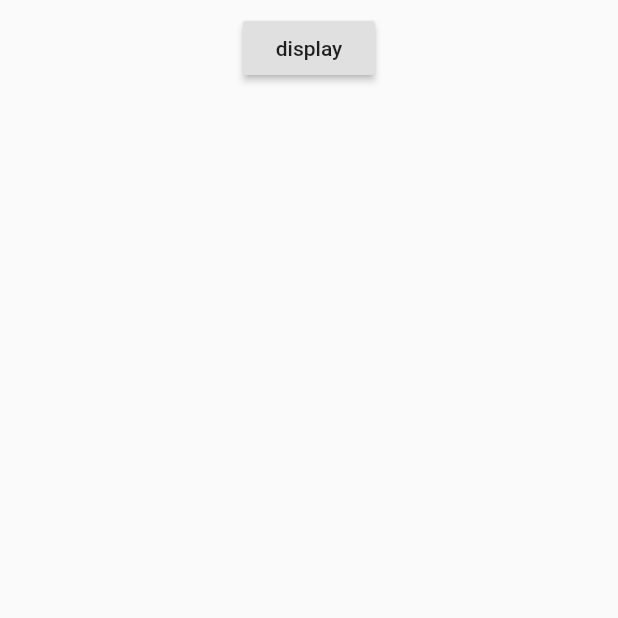
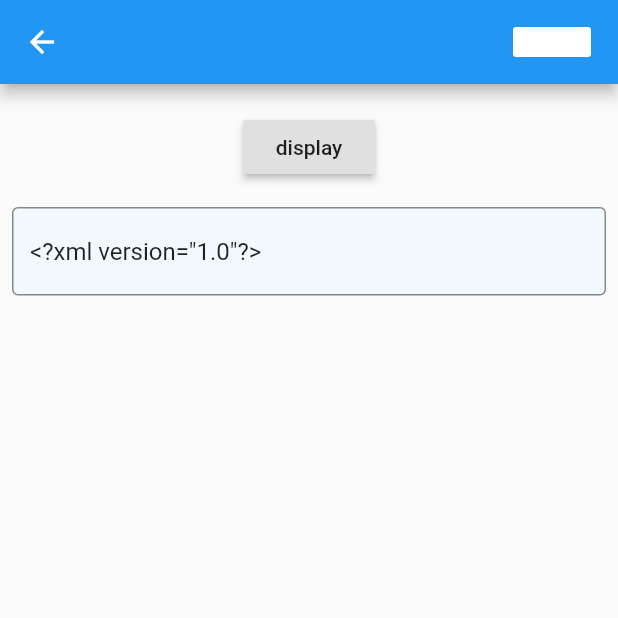
Before and after one commit to shahd15badran/flutter_edgecloudsim, a Flutter app: the AppXML screen opened by its route, on a phone screen of 412 x 824 dp, the top half of it. Run offline on Flutter 3.47's test engine with Material 2 defaults, Android fonts, the phone set to English and light mode, and no system bars; our stand-ins replace firebase_auth, shared_preferences; accounts and stored records are empty.

```diff
--- a/lib/main.dart
+++ b/lib/main.dart
@@ -46,7 +46,7 @@ class MyApp extends StatelessWidget {
           ),
         ),
       ),
-      home: InternetScreen(),
+      home: ManuallyScreen(),
       routes: {
         'intro': (context) => IntroScreen(),
         'login': (context) => AuthScreen(authType: AuthType.login),
--- a/lib/related_to_application_xml_file/applications_xml.dart
+++ b/lib/related_to_application_xml_file/applications_xml.dart
@@ -1,5 +1,6 @@
 
 
+import 'package:flutter_edgecloudsim/services/auth.dart';
 import 'package:shared_preferences/shared_preferences.dart';
 import 'package:flutter/material.dart';
 import 'package:xml/xml.dart';
@@ -9,8 +10,27 @@ class AppXML extends StatefulWidget {
   @override
   _State createState() => _State();
 }
+String application_name="AUGMENTED_REALITY";
+String usage_percentage="30";
+String prob_cloud_selection="20";
+String poisson_interarrival="5";
+String delay_sensitivity ="0";
+String active_period ="45";
+String idle_period="15";
+String data_upload="1500";
+String data_download="25";
+String task_length="2000";
+String required_core="1";
+String vm_utilization_on_edge="20";
+String vm_utilization_on_cloud="2";
+String vm_utilization_on_mobile="0";
+//////////////////////
+String application_xml="";
+class _State extends State<AppXML> {
+  AuthBase authBase = AuthBase();
 
-class _State extends State<AppXML> {
+ final application_xml_controller=TextEditingController(text:display());
+
   static const Platform =const MethodChannel("com.flutter.epic/epic");
   String _batteryLevel = '';
   Future<void> _getBatteryLevel() async {
@@ -27,20 +47,7 @@ class _State extends State<AppXML> {
     });
   }
   @override
-  String application_name="AUGMENTED_REALITY";
-  String usage_percentage="30";
-  String prob_cloud_selection="20";
-  String poisson_interarrival="5";
-  String delay_sensitivity ="0";
-  String active_period ="45";
-  String idle_period="15";
-  String data_upload="1500";
-  String data_download="25";
-  String task_length="2000";
-  String required_core="1";
-  String vm_utilization_on_edge="20";
-  String vm_utilization_on_cloud="2";
-  String vm_utilization_on_mobile="0";
+
 
   void initState (){
     getData();
@@ -63,30 +70,84 @@ class _State extends State<AppXML> {
       if(prefs.getString('vm_utilization_on_edge')!=null)   vm_utilization_on_edge=prefs.getString('vm_utilization_on_edge');
       if(prefs.getString('vm_utilization_on_cloud')!=null)   vm_utilization_on_cloud=prefs.getString('vm_utilization_on_cloud');
       if(prefs.getString('vm_utilization_on_mobile')!=null)   vm_utilization_on_mobile=prefs.getString('vm_utilization_on_mobile');
+      //////////////////////////
+      if(prefs.getString('application_xml')!=null)   application_xml=prefs.getString('application_xml');
     });
   }
 
   Widget build(BuildContext context) {
     return Scaffold(
+      appBar: AppBar(
+        backgroundColor: Colors.blue,
+        title: Row(
+          children: [
+            Padding(
+              padding: const EdgeInsets.only(
+                left: 270,
+              ),
+              child: FlatButton(
+                height: 20,
+                minWidth: 20,
+                color: Colors.white,
+                onPressed: () async {
+                  await authBase.logout();
+                  Navigator.of(context).pushReplacementNamed('login');
+                },
+                child:Row(
+                  children:<Widget>[
+                    Icon(Icons.logout,color: Colors.white,size: 20),
+                  ],
+                ),
+              ),
+            ),
+          ],
+        ),
+      ),
       body: Center(
         child: Padding(
           padding: const EdgeInsets.all(8.0),
           child: Column(
+
             children: <Widget>[
-              RaisedButton(
+              Padding(
+                padding: const EdgeInsets.only(
+                  top:  10,
+                ),
+                child: RaisedButton(
                   child: Text("display"),
                   onPressed: (){
                     _getBatteryLevel();
                   },
                 ),
+              ),
               Text(_batteryLevel),
-              //display(),
+              SizedBox(
+                height: 100,
+                child: TextFormField  (
+                    controller: application_xml_controller,
+                    decoration: InputDecoration(
+
+                      filled:true,
+                      enabledBorder: OutlineInputBorder(
+                          borderSide: BorderSide(color: Colors.black45,width: 1.0)
+                      ),
+                      focusedBorder: OutlineInputBorder(
+                          borderSide: BorderSide(color: Colors.blue,width: 1.0)
+                      ),
+                    ),
+                    onChanged: (text)async{
+                      SharedPreferences prefs = await SharedPreferences.getInstance();
+                      prefs.setString('application_xml', application_xml_controller.text);
+                    }
+                ),
+              ),
             ],
           ),
 
         ),
       ),
     );
+  }
 }
 display(){
   final builder = XmlBuilder();
@@ -114,4 +175,3 @@ class _State extends State<AppXML> {
   final String xmlDoc = (bookshelfXml.toXmlString(pretty: true, indent: '\t'));
   return xmlDoc;
 }
-}
--- a/lib/screens/manually_screen.dart
+++ b/lib/screens/manually_screen.dart
@@ -75,6 +75,7 @@ class ManuallyScreen extends StatelessWidget {
                             color: Colors.white,
                             textColor: Colors.lightBlue,
                             onPressed: () {
+                              Navigator.of(context).pushNamed('app xml');
                             },
                           ),
 
@@ -90,6 +91,7 @@ class ManuallyScreen extends StatelessWidget {
                             color: Colors.white,
                             textColor: Colors.lightBlue,
                             onPressed: () {
+                              Navigator.of(context).pushNamed('default_config_file');
                             },
                           ),
 
@@ -104,6 +106,7 @@ class ManuallyScreen extends StatelessWidget {
                             color: Colors.white,
                             textColor: Colors.lightBlue,
                             onPressed: () {
+                              Navigator.of(context).pushNamed('edge xml');
                             },
                           ),
                         ),
```
Lines whose indentation alone changed are shown as unchanged.
